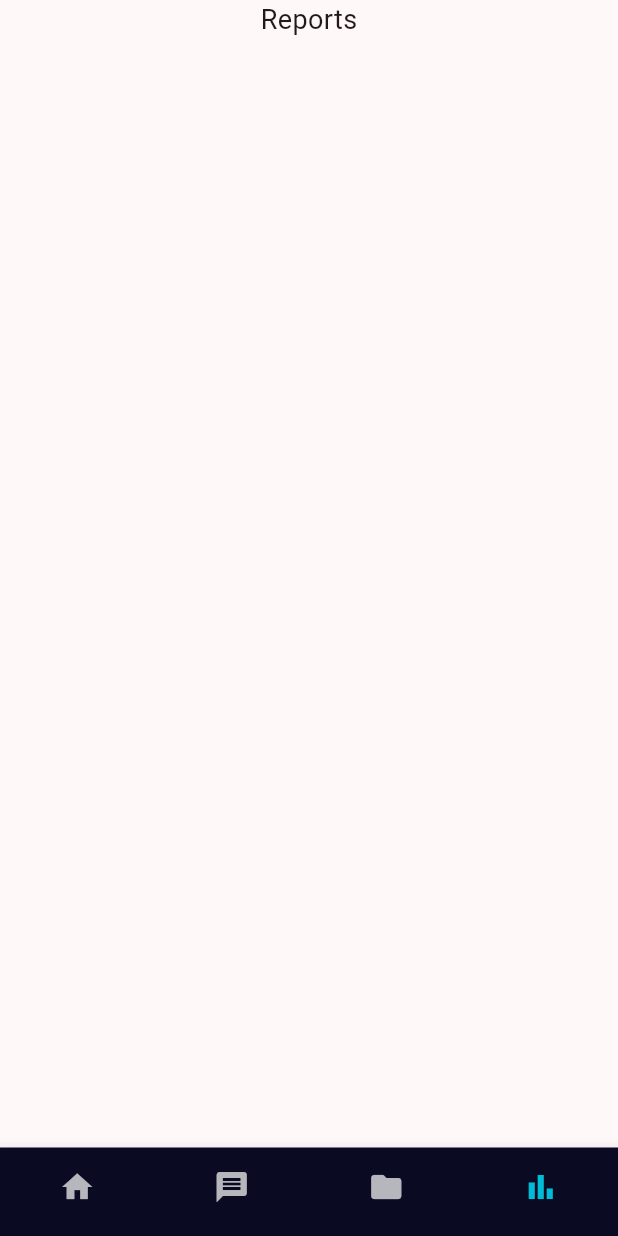
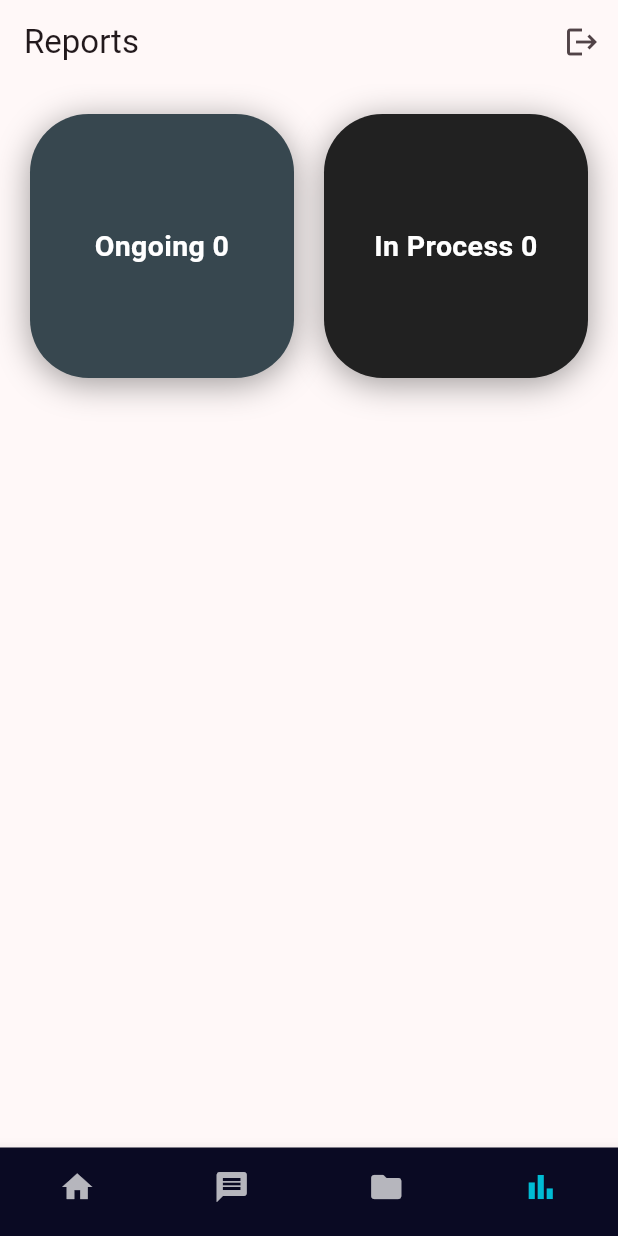
Before and after one commit to AlpBost/CurlyWare, a Flutter app: the MainPageButtons screen opened directly, item 4 of the bottom bar chosen, on a phone screen of 412 x 824 dp. Run offline on Flutter 3.47's test engine with Material 3 defaults, Android fonts, the phone set to English and light mode, and no system bars.

Commit message:
Main Page updated and Report Page is created

```diff
--- a/lib/pages/mainpage/mainpage.dart
+++ b/lib/pages/mainpage/mainpage.dart
@@ -1,5 +1,8 @@
 import 'package:flutter/material.dart';
 import 'package:jjj/bottombar.dart';
+import 'projecttypes.dart';
+import 'tasks.dart';
+import 'package:jjj/pages/reportpage/reportspage.dart';
 
 
 
@@ -13,9 +16,20 @@ class _MainpageButtonsState extends State<MainPageButtons> {
   int _selectedButtonIndex = 0;
 
   static final List<Widget> _pages = <Widget>[
-    Center(child: Text("Home Page", style: TextStyle(fontSize: 18))),
+    Column(
+      children: [
+        Expanded(child: ProjectTypes()), // İlk bileşen
+        Expanded(child: Tasks()), // İkinci bileşen
+      ],
+    ),
     Center(child: Text("Messages", style: TextStyle(fontSize: 18))),
     Center(child: Text("Projects", style: TextStyle(fontSize: 18))),
+    Column(
+      children: [
+        Expanded(child: ReportsPage()),
+        //Expanded(child: ProjectBoxes()),
+      ],
+    ),
     Center(child: Text("Reports", style: TextStyle(fontSize: 18))),
   ];
 
@@ -28,15 +42,7 @@ class _MainpageButtonsState extends State<MainPageButtons> {
   @override
   Widget build(BuildContext context) {
     return Scaffold(
-      body: SafeArea(
-        child: SingleChildScrollView(
-          child: Column(
-            children: [
-              _pages[_selectedButtonIndex],
-            ],
-          ),
-        ),
-      ),
+      body: _pages[_selectedButtonIndex],
       bottomNavigationBar: CustomBottomNavigationBar(
         currentIndex: _selectedButtonIndex,
         onItemSelect: onItemSelect,
--- /dev/null
+++ b/lib/pages/reportpage/reportspage.dart
@@ -0,0 +1,99 @@
+import 'package:flutter/material.dart';
+import 'package:jjj/main.dart';
+import 'package:jjj/pages/mainpage/projecttypes.dart';
+
+
+class ReportsPage extends StatefulWidget {
+  @override
+  _ReportsPageState createState() => _ReportsPageState();
+
+}
+
+class _ReportsPageState extends State<ReportsPage> {
+
+  int completedProjectCounter = 0;
+  int ongoingProjectCounter = 0;
+
+  void _logout(BuildContext context) {
+    showDialog(
+      context: context,
+      builder: (context) => AlertDialog(
+        title: Text("Logout"),
+        content: Text("Are you sure you want to logout?"),
+        actions: [
+          TextButton(
+            onPressed: () => Navigator.pop(context),
+            child: Text("Cancel"),
+          ),
+          TextButton(
+            onPressed: () {
+              Navigator.pop(context);
+              Navigator.pushReplacementNamed(context, "/login"); // Giriş sayfasına yönlendirme
+            },
+            child: Text("Logout", style: TextStyle(color: Colors.red)),
+          ),
+        ],
+      ),
+    );
+  }
+
+  Widget _buildProjectBox(
+      BuildContext context, String title, Color color, int numberOfProjects) {
+    return Container(
+      height: 150,
+      decoration: BoxDecoration(
+        color: color,
+        borderRadius: BorderRadius.circular(39),
+        boxShadow: [
+          BoxShadow(
+            color: Colors.black38,
+            blurRadius: 19,
+            offset: Offset(0, 4),
+          ),
+        ],
+      ),
+      child: Center(
+        child: Text(
+          title,
+          textAlign: TextAlign.center,
+          style: TextStyle(
+            color: Colors.white,
+            fontSize: 19,
+            fontWeight: FontWeight.bold,
+          ),
+        ),
+      ),
+    );
+  }
+
+
+  @override
+  Widget build(BuildContext context) {
+    return Scaffold(
+      appBar: AppBar(
+        title: Text("Reports"),
+        actions: [
+          IconButton(
+              icon: Icon(Icons.logout),
+              onPressed: () {
+                _logout(context);
+              },
+          ),
+        ],
+      ),
+      body: Padding(
+        padding: const EdgeInsets.all(20.0),
+        child: GridView.count(
+          crossAxisCount: 2,
+          crossAxisSpacing: 20.0,
+          mainAxisSpacing: 20.0,
+          childAspectRatio: 1,
+          children: [
+            _buildProjectBox(context, "Ongoing " + completedProjectCounter.toString(), Colors.blueGrey[800]!, completedProjectCounter),
+            _buildProjectBox(context, "In Process " + ongoingProjectCounter.toString(), Colors.grey[900]!, ongoingProjectCounter),
+          ],
+        ),
+      ),
+    );
+  }
+}
```
Also changed, not shown: lib/pages/mainpage/projecttypes.dart (added, +249 -0 lines), lib/pages/mainpage/tasks.dart (added, +76 -0 lines).
